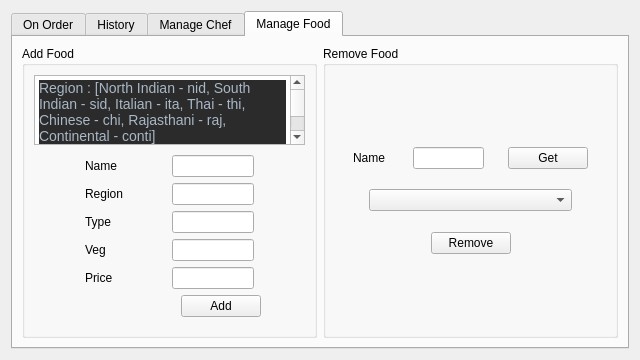
This is frontend/manager_wid.ui in therealrahulsahu/se_project as Qt 5 draws it before an edit. The edited form follows.
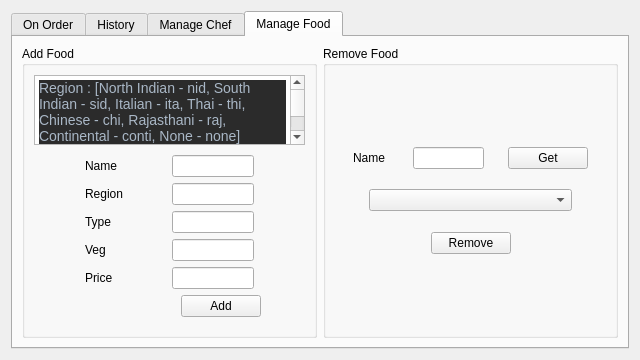
This is the edited form. The open tabs and pages were chosen to show the change.

Commit message: Some rearrangements and new constraint (none) food name changed with additional digits

The edit to the form file:
```diff
--- a/frontend/manager_wid.ui
+++ b/frontend/manager_wid.ui
@@ -1020,7 +1020,7 @@
          <property name="title">
           <string>Add Food</string>
          </property>
-         <layout class="QVBoxLayout" name="verticalLayout_6" stretch="7,2,1,1,1,1,1,1,5">
+         <layout class="QVBoxLayout" name="verticalLayout_6" stretch="10,2,1,1,1,1,1,1,5">
           <item>
            <widget class="QTextBrowser" name="textBrowser">
             <property name="html">
@@ -1028,7 +1028,7 @@
 &lt;html&gt;&lt;head&gt;&lt;meta name=&quot;qrichtext&quot; content=&quot;1&quot; /&gt;&lt;style type=&quot;text/css&quot;&gt;
 p, li { white-space: pre-wrap; }
 &lt;/style&gt;&lt;/head&gt;&lt;body style=&quot; font-family:'MS Shell Dlg 2'; font-size:8pt; font-weight:400; font-style:normal;&quot;&gt;
-&lt;p style=&quot; margin-top:12px; margin-bottom:12px; margin-left:0px; margin-right:0px; -qt-block-indent:0; text-indent:0px; background-color:#2b2b2b;&quot;&gt;&lt;span style=&quot; font-family:'Consolas'; font-size:10.5pt; color:#a9b7c6; background-color:#2b2b2b;&quot;&gt;Region : [North Indian - nid, South Indian - sid, Italian - ita, Thai - thi, Chinese - chi, Rajasthani - raj, Continental - conti]&lt;/span&gt;&lt;span style=&quot; font-family:'Consolas'; font-size:10.5pt; color:#a9b7c6;&quot;&gt;&lt;br /&gt;&lt;/span&gt;&lt;/p&gt;
+&lt;p style=&quot; margin-top:12px; margin-bottom:12px; margin-left:0px; margin-right:0px; -qt-block-indent:0; text-indent:0px; background-color:#2b2b2b;&quot;&gt;&lt;span style=&quot; font-family:'Consolas'; font-size:10.5pt; color:#a9b7c6; background-color:#2b2b2b;&quot;&gt;Region : [North Indian - nid, South Indian - sid, Italian - ita, Thai - thi, Chinese - chi, Rajasthani - raj, Continental - conti, None - none]&lt;/span&gt;&lt;span style=&quot; font-family:'Consolas'; font-size:10.5pt; color:#a9b7c6;&quot;&gt;&lt;br /&gt;&lt;/span&gt;&lt;/p&gt;
 &lt;p style=&quot; margin-top:12px; margin-bottom:12px; margin-left:0px; margin-right:0px; -qt-block-indent:0; text-indent:0px; background-color:#2b2b2b;&quot;&gt;&lt;span style=&quot; font-family:'Consolas'; font-size:10.5pt; color:#a9b7c6;&quot;&gt;Type : [Starter - sta, Dessert - des, Main Course - mcs, Refreshments - ref, Bread - bre]&lt;/span&gt;&lt;/p&gt;
 &lt;p style=&quot; margin-top:12px; margin-bottom:12px; margin-left:0px; margin-right:0px; -qt-block-indent:0; text-indent:0px; background-color:#2b2b2b;&quot;&gt;&lt;span style=&quot; font-family:'Consolas'; font-size:10.5pt; color:#a9b7c6;&quot;&gt;Veg : [If Veg - True, Else - False]&lt;/span&gt;&lt;/p&gt;&lt;/body&gt;&lt;/html&gt;</string>
             </property>
```
The commit also changes 4 other files.
